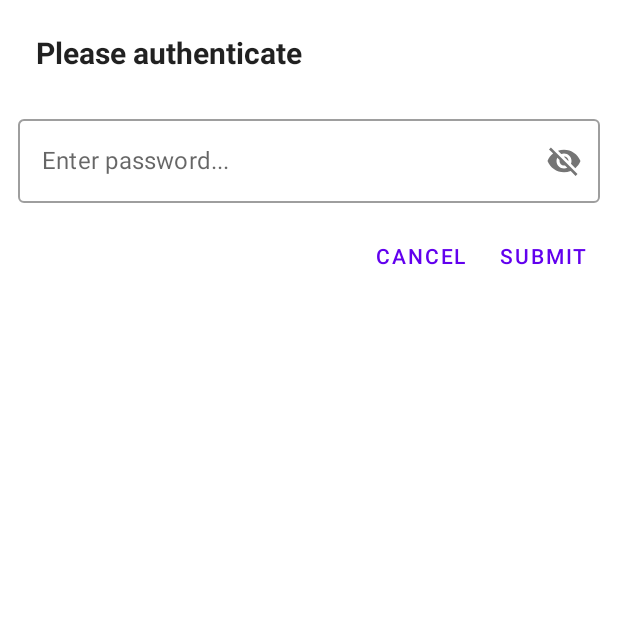
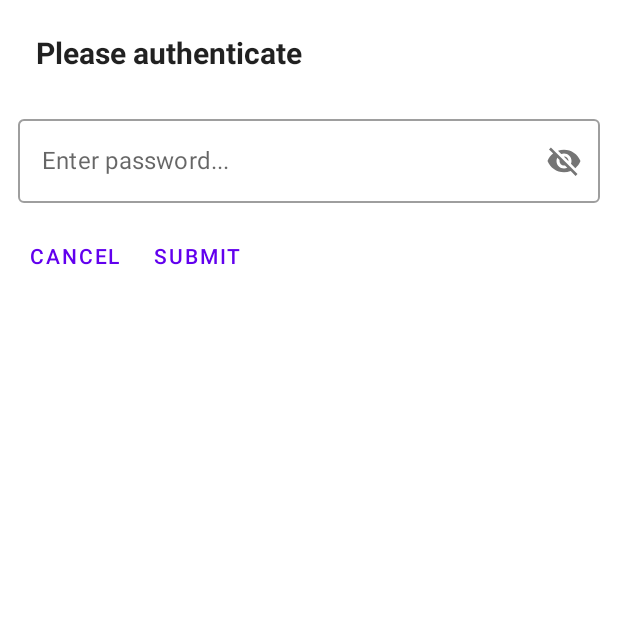
Before and after one commit to Sebastiaan-Alvarez-Rodriguez/Companion, an Android app built with Jetpack Compose: the composable SecurityPasswordDialogReady shown on its own in the app's theme, on a phone screen of 412 x 824 dp, the top half of it. Run offline under Robolectric (Android 15) with nearby library versions, the phone set to English and light mode, and no system bars; our stand-ins replace Timber.

Commit message:
WIP: password matching

```diff
--- a/app/src/main/java/org/python/companion/ui/security/SecurityDialogPassword.kt
+++ b/app/src/main/java/org/python/companion/ui/security/SecurityDialogPassword.kt
@@ -5,6 +5,7 @@ import androidx.compose.foundation.shape.RoundedCornerShape
 import androidx.compose.foundation.text.KeyboardOptions
 import androidx.compose.material.*
 import androidx.compose.material.icons.Icons
+import androidx.compose.material.icons.filled.CheckCircle
 import androidx.compose.material.icons.filled.Visibility
 import androidx.compose.material.icons.filled.VisibilityOff
 import androidx.compose.runtime.*
@@ -35,12 +36,7 @@ fun SecurityPasswordDialogContent(
 ) {
     Timber.e("Got securityPasswordDialog state: $state (ready=${state.state.value == LoadState.STATE_READY}, loading=${state.state.value == LoadState.STATE_LOADING}, ok=${state.state.value == LoadState.STATE_OK}, failed=${state.state.value == LoadState.STATE_FAILED})")
     Card(elevation = 8.dp, shape = RoundedCornerShape(12.dp)) {
-        when(state.state.value) {
-            LoadState.STATE_READY, LoadState.STATE_FAILED ->
-                SecurityPasswordDialogReady(onNegativeClick, onPositiveClick, state.state.value, state.stateMessage.value)
-            LoadState.STATE_LOADING -> SimpleLoading()
-            LoadState.STATE_OK -> SimpleOk()
-        }
+        SecurityPasswordDialogReady(onNegativeClick, onPositiveClick, state.state.value, state.stateMessage.value)
     }
 }
 
@@ -67,6 +63,7 @@ private fun SecurityPasswordDialogReady(
         Spacer(modifier = Modifier.height(defaultPadding))
 
         OutlinedTextField(
+            enabled = state == LoadState.STATE_READY,
             isError = state == LoadState.STATE_FAILED,
             value = pass,
             onValueChange = { pass = it },
@@ -87,22 +84,23 @@ private fun SecurityPasswordDialogReady(
 
         Spacer(modifier = Modifier.height(defaultPadding))
 
-        Row(
-            horizontalArrangement = Arrangement.End,
-            modifier = Modifier.fillMaxWidth()
-        ) {
-            TextButton(onClick = onNegativeClick) {
-                Text(text = "CANCEL")
-            }
-            Spacer(modifier = Modifier.width(smallPadding))
-            TextButton(onClick = {
-                onPositiveClick(
-                    PasswordVerificationToken.PassBuilder().with(
-                        ByteBuffer.wrap(pass.toByteArray(charset = Charsets.ISO_8859_1))
-                    ).build()
-                )
-            }) {
-                Text(text = "SUBMIT")
+        Row(horizontalArrangement = Arrangement.SpaceBetween, modifier = Modifier.fillMaxWidth()) {
+            if (state == LoadState.STATE_LOADING)
+                CircularProgressIndicator()
+            else if (state == LoadState.STATE_OK)
+                Icon(imageVector = Icons.Filled.CheckCircle, "Ok")
+
+            Row(horizontalArrangement = Arrangement.End) {
+                TextButton(onClick = onNegativeClick, enabled = state != LoadState.STATE_LOADING) {
+                    Text(text = "CANCEL")
+                }
+                Spacer(modifier = Modifier.width(smallPadding))
+                TextButton(
+                    onClick = { onPositiveClick(PasswordVerificationToken.PassBuilder().with(pass).build()) },
+                    enabled = state != LoadState.STATE_LOADING
+                ) {
+                    Text(text = "SUBMIT")
+                }
             }
         }
     }
--- a/app/src/main/java/org/python/companion/ui/security/SecurityState.kt
+++ b/app/src/main/java/org/python/companion/ui/security/SecurityState.kt
@@ -25,7 +25,6 @@ import org.python.backend.security.VerificationMessage
 import org.python.companion.support.LoadState
 import org.python.companion.support.UiUtil
 import org.python.companion.viewmodels.SecurityViewModel
-import timber.log.Timber
 
 
 class SecurityState(
@@ -68,14 +67,11 @@ class SecurityState(
                         onPositiveClick = { token ->
                             stateMiniState.state.value = LoadState.STATE_LOADING
                             securityViewModel.viewModelScope.launch {
-                                Timber.w("Note: Authenticating pass")
                                 val msgSec = securityViewModel.securityActor.verify(token)
                                 if (msgSec.type == VerificationMessage.SEC_CORRECT) {
-                                    Timber.w("Authentication success")
                                     stateMiniState.state.value = LoadState.STATE_OK
                                     navController.popBackStack(route = navigationStart, inclusive = true)
                                 } else {
-                                    Timber.w("Authentication failed")
                                     stateMiniState.state.value = LoadState.STATE_FAILED
                                     stateMiniState.stateMessage.value = msgSec.body?.userMessage
                                 }
--- a/backend/src/main/java/org/python/backend/security/VerificationToken.kt
+++ b/backend/src/main/java/org/python/backend/security/VerificationToken.kt
@@ -67,7 +67,10 @@ class PasswordVerificationToken(private val pass: ByteBuffer) : VerificationToke
 
     override fun equals(other: Any?): Boolean {
         return when (other) {
-            is PasswordVerificationToken -> this.pass == other.pass
+            is PasswordVerificationToken -> {
+                val tmp = this.pass.array().contentEquals(other.pass.array())
+                tmp
+            }
             is String -> this.pass == fromString(other).pass
             else -> throw java.lang.IllegalArgumentException("Cannot compare against $other")
         }
```
Also changed, not shown: backend/src/main/java/org/python/backend/security/SecurityActor.kt (+18 -21 lines), 1 other file.
